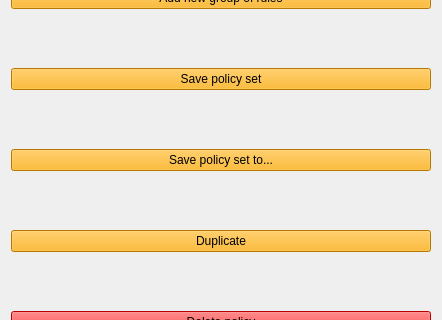
Before: the Qt Designer form Source/GUI/Qt/policymenu.ui in MediaArea/MediaConch_SourceCode, drawn with Qt 5; both pictures show x 0 to 442 and y 231 to 551 of the 442 by 635 pixel window.
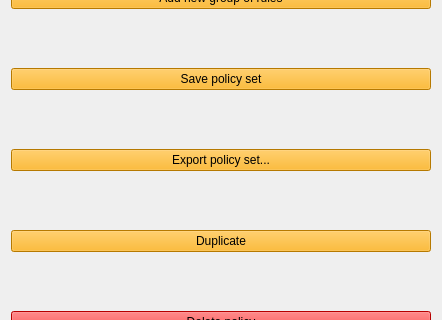
After: the same form once the commit is applied.

Commit message: GUI/Qt: rewording on policy and display

```diff
--- a/Source/GUI/Qt/policymenu.ui
+++ b/Source/GUI/Qt/policymenu.ui
@@ -64,7 +64,7 @@
 selection-background-color: rgb(255, 170, 0);</string>
      </property>
      <property name="text">
-      <string>Save policy set to...</string>
+      <string>Export policy set...</string>
      </property>
     </widget>
    </item>
```
The commit also changes 4 other files.
